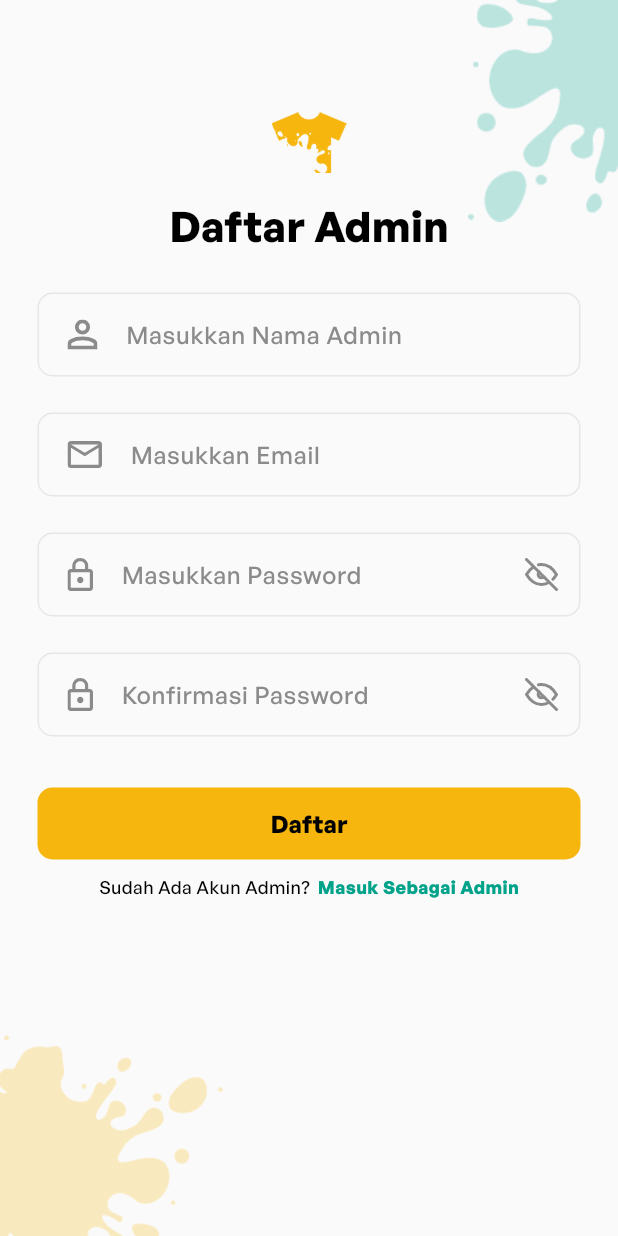
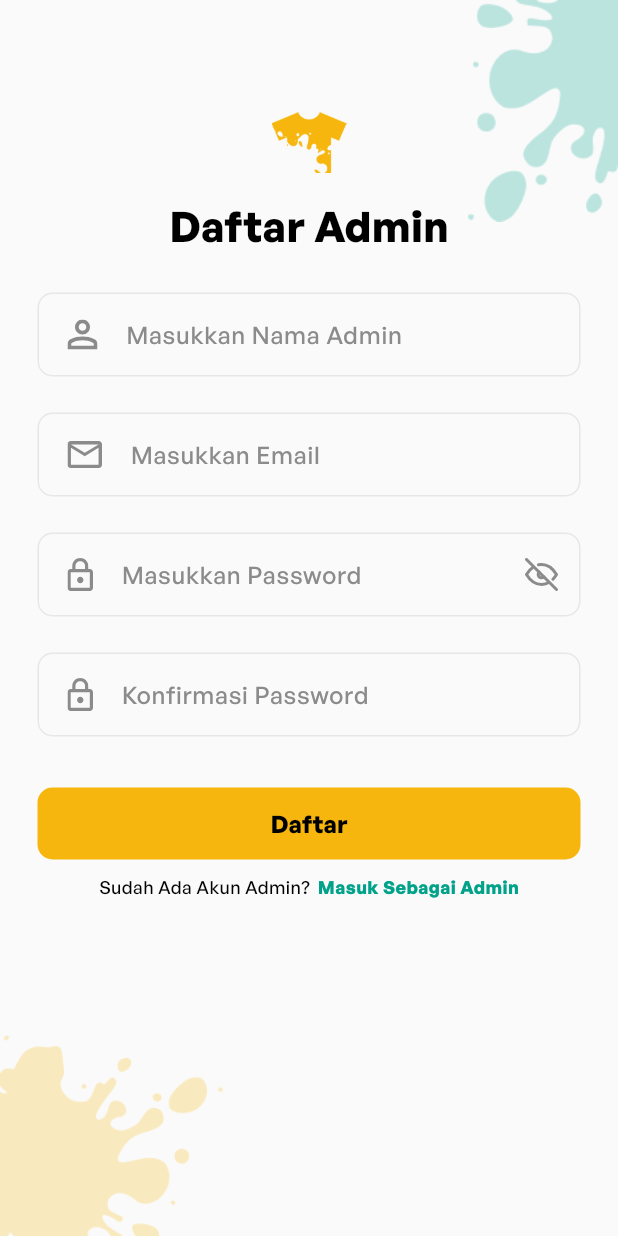
Before and after one commit to fdiwangkara/klambi_ta_admin, a Flutter app: the screen it shows after launch, after a tap on "Masuk", after a tap on "Daftar Admin", on a phone screen of 412 x 824 dp. Run offline on Flutter 3.47's test engine with Material 3 defaults, Android fonts, the phone set to English and light mode, and no system bars; our stand-ins replace fl_chart, flutter_svg, get; network calls fail.

Commit message:
style: [FD] Create Profile Page View UI and Re-make Login Register Screen with Reuseable Components

```diff
--- /dev/null
+++ b/lib/components/custom_textfield.dart
@@ -0,0 +1,59 @@
+import 'package:flutter/material.dart';
+import 'package:klambi_admin/components/custom_icon.dart';
+import 'package:klambi_admin/helper/constants.dart';
+
+class CustomTextFormField extends StatelessWidget {
+  final String? hintText;
+  final String? svgIcon;
+  final bool obscureText;
+  final TextInputType keyboardType;
+  final Function(String)? onChanged;
+  final Function(String?)? onSaved;
+  final String? Function(String?)? validator;
+  final bool hasSuffixIcon;
+  final Function()? onSuffixIconTap;
+
+  const CustomTextFormField({
+    Key? key,
+    this.hintText,
+    this.svgIcon,
+    this.obscureText = false,
+    this.keyboardType = TextInputType.text,
+    this.onChanged,
+    this.onSaved,
+    this.validator,
+    this.hasSuffixIcon = false,
+    this.onSuffixIconTap,
+  }) : super(key: key);
+
+  @override
+  Widget build(BuildContext context) {
+    return TextFormField(
+      obscureText: obscureText,
+      keyboardType: keyboardType,
+      onChanged: onChanged,
+      onSaved: onSaved,
+      validator: validator,
+      decoration: InputDecoration(
+        contentPadding: const EdgeInsets.all(16),
+        hintText: hintText,
+        hintStyle: const TextStyle(
+          fontWeight: FontWeight.w500,
+          fontSize: 16,
+          color: kDarkGreyColor,
+        ),
+        floatingLabelBehavior: FloatingLabelBehavior.always,
+        prefixIcon: svgIcon != null ? CustomIcon(svgIcon: svgIcon!, color: kDarkGreyColor) : null,
+        suffixIcon: hasSuffixIcon
+            ? GestureDetector(
+          onTap: onSuffixIconTap,
+          child: CustomIcon(
+            svgIcon: obscureText ? "assets/icons/eye_off_icon.svg" : "assets/icons/eye_on_icon.svg",
+            color: kDarkGreyColor,
+          ),
+        )
+            : null,
+      ),
+    );
+  }
+}
--- a/lib/routes/routes.dart
+++ b/lib/routes/routes.dart
@@ -8,6 +8,10 @@ import 'package:klambi_admin/screens/orders/orders_binding.dart';
 import 'package:klambi_admin/screens/orders/orders_screen.dart';
 import 'package:klambi_admin/screens/product/product_binding.dart';
 import 'package:klambi_admin/screens/product/product_screen.dart';
+import 'package:klambi_admin/screens/profile/edit_profile/edit_profile_binding.dart';
+import 'package:klambi_admin/screens/profile/edit_profile/edit_profile_screen.dart';
+import 'package:klambi_admin/screens/profile/profile_binding.dart';
+import 'package:klambi_admin/screens/profile/profile_screen.dart';
 import 'package:klambi_admin/screens/register/register_binding.dart';
 import 'package:klambi_admin/screens/register/register_screen.dart';
 
@@ -38,6 +42,16 @@ List<GetPage> routes = [
     binding: OrdersBinding(),
   ),
   GetPage(
+    name: '/profile',
+    page: () => const ProfileScreenView(),
+    binding: ProfileBinding(),
+  ),
+  GetPage(
+    name: '/editProfile',
+    page: () => const EditProfileScreenView(),
+    binding: EditProfileBinding(),
+  ),
+  GetPage(
     name: '/navbar',
     page: () =>  LandingPage(),
     // binding: OrdersBinding(),
--- a/lib/screens/home/components/profile_menu.dart
+++ b/lib/screens/home/components/profile_menu.dart
@@ -20,7 +20,7 @@ class ProfileMenu extends StatelessWidget {
         switch (result) {
           case 0:
             // Navigate to settings
-            print('Settings selected');
+            Get.offNamed("/profile");
             break;
           case 1:
             // Perform logout
@@ -35,7 +35,7 @@ class ProfileMenu extends StatelessWidget {
             child: Padding(
               padding:
                   const EdgeInsets.symmetric(horizontal: 8.0, vertical: 4.0),
-              child: Text('Settings'),
+              child: Text('Profile'),
             ),
           ),
         ),
--- a/lib/screens/login/components/login_form.dart
+++ b/lib/screens/login/components/login_form.dart
@@ -1,7 +1,7 @@
 import 'package:flutter/material.dart';
 import 'package:get/get.dart';
-import 'package:klambi_admin/components/custom_icon.dart';
-import '../../../components/form_error.dart';
+import 'package:klambi_admin/components/form_error.dart';
+import 'package:klambi_admin/components/custom_textfield.dart';
 import '../../../helper/constants.dart';
 import '../../../helper/keyboard.dart';
 
@@ -46,7 +46,9 @@ class _LoginFormState extends State<LoginForm> {
           children: [
             Container(
               height: 70, // Increase the height to accommodate the error text
-              child: TextFormField(
+              child: CustomTextFormField(
+                hintText: "Masukkan Email",
+                svgIcon: "assets/icons/email_icon.svg",
                 keyboardType: TextInputType.emailAddress,
                 onSaved: (newValue) => email = newValue,
                 onChanged: (value) {
@@ -67,23 +69,14 @@ class _LoginFormState extends State<LoginForm> {
                   }
                   return null;
                 },
-                decoration: const InputDecoration(
-                  contentPadding: EdgeInsets.all(16),
-                  hintText: "Masukkan Email",
-                  hintStyle: TextStyle(
-                    fontWeight: FontWeight.w500,
-                    fontSize: 16,
-                    color: kDarkGreyColor,
-                  ),
-                  floatingLabelBehavior: FloatingLabelBehavior.always,
-                  prefixIcon: CustomIcon(svgIcon: "assets/icons/email_icon.svg", color: kDarkGreyColor,),
-                ),
               ),
             ),
             const SizedBox(height: 10),
             Container(
               height: 70, // Increase the height to accommodate the error text
-              child: TextFormField(
+              child: CustomTextFormField(
+                hintText: "Masukkan Password",
+                svgIcon: "assets/icons/lock_icon.svg",
                 obscureText: _obscureText,
                 onSaved: (newValue) => password = newValue,
                 onChanged: (value) {
@@ -104,30 +97,12 @@ class _LoginFormState extends State<LoginForm> {
                   }
                   return null;
                 },
-                decoration: InputDecoration(
-                  contentPadding: const EdgeInsets.all(16),
-                  hintText: "Masukkan Password",
-                  hintStyle: const TextStyle(
-                    fontWeight: FontWeight.w500,
-                    fontSize: 16,
-                    color: kDarkGreyColor,
-                  ),
-                  floatingLabelBehavior: FloatingLabelBehavior.always,
-                  prefixIcon: const CustomIcon(svgIcon: "assets/icons/lock_icon.svg", color: kDarkGreyColor,),
-                  suffixIcon: GestureDetector(
-                    onTap: () {
-                      setState(() {
-                        _obscureText = !_obscureText;
-                      });
-                    },
-                    child: CustomIcon(
-                      svgIcon: _obscureText
-                          ? "assets/icons/eye_off_icon.svg"
-                          : "assets/icons/eye_on_icon.svg",
-                      color: kDarkGreyColor,
-                    ),
-                  ),
-                ),
+                hasSuffixIcon: true,
+                onSuffixIconTap: () {
+                  setState(() {
+                    _obscureText = !_obscureText;
+                  });
+                },
               ),
             ),
             Row(
--- /dev/null
+++ b/lib/screens/profile/edit_profile/edit_profile_controller.dart
@@ -0,0 +1,6 @@
+import 'package:flutter/material.dart';
+import 'package:get/get.dart';
+
+class EditProfileController extends GetxController {
+
+}
--- /dev/null
+++ b/lib/screens/profile/profile_controller.dart
@@ -0,0 +1,6 @@
+import 'package:flutter/material.dart';
+import 'package:get/get.dart';
+
+class ProfileController extends GetxController {
+
+}
--- a/lib/screens/register/components/regsiter_form.dart
+++ b/lib/screens/register/components/regsiter_form.dart
@@ -1,7 +1,7 @@
 import 'package:flutter/material.dart';
 import 'package:get/get.dart';
-import 'package:klambi_admin/components/custom_icon.dart';
-import '../../../components/form_error.dart';
+import 'package:klambi_admin/components/form_error.dart';
+import 'package:klambi_admin/components/custom_textfield.dart';
 import '../../../helper/constants.dart';
 import '../../../helper/keyboard.dart';
 
@@ -48,7 +48,9 @@ class _RegisterFormState extends State<RegisterForm> {
           children: [
             Container(
               height: 70, // Increase the height to accommodate the error text
-              child: TextFormField(
+              child: CustomTextFormField(
+                hintText: "Masukkan Nama Admin",
+                svgIcon: "assets/icons/person_icon.svg",
                 onSaved: (newValue) => namaAdmin = newValue,
                 onChanged: (value) {
                   if (value.isNotEmpty) {
@@ -63,23 +65,14 @@ class _RegisterFormState extends State<RegisterForm> {
                   }
                   return null;
                 },
-                decoration: const InputDecoration(
-                  contentPadding: EdgeInsets.all(16),
-                  hintText: "Masukkan Nama Admin",
-                  hintStyle: TextStyle(
-                    fontWeight: FontWeight.w500,
-                    fontSize: 16,
-                    color: kDarkGreyColor,
-                  ),
-                  floatingLabelBehavior: FloatingLabelBehavior.always,
-                  prefixIcon: CustomIcon(svgIcon: "assets/icons/person_icon.svg", color: kDarkGreyColor,),
-                ),
               ),
             ),
             const SizedBox(height: 10),
             Container(
               height: 70, // Increase the height to accommodate the error text
-              child: TextFormField(
+              child: CustomTextFormField(
+                hintText: "Masukkan Email",
+                svgIcon: "assets/icons/email_icon.svg",
                 keyboardType: TextInputType.emailAddress,
                 onSaved: (newValue) => email = newValue,
                 onChanged: (value) {
@@ -100,23 +93,14 @@ class _RegisterFormState extends State<RegisterForm> {
                   }
                   return null;
                 },
-                decoration: const InputDecoration(
-                  contentPadding: EdgeInsets.all(16),
-                  hintText: "Masukkan Email",
-                  hintStyle: TextStyle(
-                    fontWeight: FontWeight.w500,
-                    fontSize: 16,
-                    color: kDarkGreyColor,
-                  ),
-                  floatingLabelBehavior: FloatingLabelBehavior.always,
-                  prefixIcon: CustomIcon(svgIcon: "assets/icons/email_icon.svg", color: kDarkGreyColor,),
-                ),
               ),
             ),
             const SizedBox(height: 10),
             Container(
               height: 70, // Increase the height to accommodate the error text
-              child: TextFormField(
+              child: CustomTextFormField(
+                hintText: "Masukkan Password",
+                svgIcon: "assets/icons/lock_icon.svg",
                 obscureText: _obscureText,
                 onSaved: (newValue) => password = newValue,
                 onChanged: (value) {
@@ -138,37 +122,21 @@ class _RegisterFormState extends State<RegisterForm> {
                   }
                   return null;
                 },
-                decoration: InputDecoration(
-                  contentPadding: const EdgeInsets.all(16),
-                  hintText: "Masukkan Password",
-                  hintStyle: const TextStyle(
-                    fontWeight: FontWeight.w500,
-                    fontSize: 16,
-                    color: kDarkGreyColor,
-                  ),
-                  floatingLabelBehavior: FloatingLabelBehavior.always,
-                  prefixIcon: const CustomIcon(svgIcon: "assets/icons/lock_icon.svg", color: kDarkGreyColor,),
-                  suffixIcon: GestureDetector(
-                    onTap: () {
-                      setState(() {
-                        _obscureText = !_obscureText;
-                      });
-                    },
-                    child: CustomIcon(
-                      svgIcon: _obscureText
-                          ? "assets/icons/eye_off_icon.svg"
-                          : "assets/icons/eye_on_icon.svg",
-                      color: kDarkGreyColor,
-                    ),
-                  ),
-                ),
+                hasSuffixIcon: true,
+                onSuffixIconTap: () {
+                  setState(() {
+                    _obscureText = !_obscureText;
+                  });
+                },
               ),
             ),
             const SizedBox(height: 10),
             Container(
               height: 70,
-              child: TextFormField(
-                obscureText: _obscureText,
+              child: CustomTextFormField(
+                hintText: "Konfirmasi Password",
+                svgIcon: "assets/icons/lock_icon.svg",
+                obscureText: true, // Always obscure text for confirmation field
                 onSaved: (newValue) => confirmPassword = newValue,
                 onChanged: (value) {
                   if (value.isNotEmpty) {
@@ -189,30 +157,7 @@ class _RegisterFormState extends State<RegisterForm> {
                   }
                   return null;
                 },
-                decoration: InputDecoration(
-                  contentPadding: const EdgeInsets.all(16),
-                  hintText: "Konfirmasi Password",
-                  hintStyle: const TextStyle(
-                    fontWeight: FontWeight.w500,
-                    fontSize: 16,
-                    color: kDarkGreyColor,
-                  ),
-                  floatingLabelBehavior: FloatingLabelBehavior.always,
-                  prefixIcon: const CustomIcon(svgIcon: "assets/icons/lock_icon.svg", color: kDarkGreyColor,),
-                  suffixIcon: GestureDetector(
-                    onTap: () {
-                      setState(() {
-                        _obscureText = !_obscureText;
-                      });
-                    },
-                    child: CustomIcon(
-                      svgIcon: _obscureText
-                          ? "assets/icons/eye_off_icon.svg"
-                          : "assets/icons/eye_on_icon.svg",
-                      color: kDarkGreyColor,
-                    ),
-                  ),
-                ),
+                hasSuffixIcon: false, // No visibility toggle for confirmation field
               ),
             ),
             FormError(errors: errors),
--- a/pubspec.yaml
+++ b/pubspec.yaml
@@ -35,6 +35,7 @@ dependencies:
   flutter_svg: ^2.0.9
   shared_preferences: ^2.2.2
   fl_chart: ^0.68.0
+  image_picker: ^1.1.2
 
 dev_dependencies:
   flutter_test:
```
Also changed, not shown: lib/screens/profile/components/account_info.dart (added, +45 -0 lines), lib/screens/profile/components/option_list.dart (added, +69 -0 lines), lib/screens/profile/edit_profile/components/photo_edit.dart (added, +10 -0 lines), lib/screens/profile/edit_profile/edit_profile_binding.dart (added, +11 -0 lines), lib/screens/profile/edit_profile/edit_profile_screen.dart (added, +34 -0 lines), lib/screens/profile/profile_binding.dart (added, +11 -0 lines), lib/screens/profile/profile_screen.dart (added, +46 -0 lines), pubspec.lock, 5 other files.
